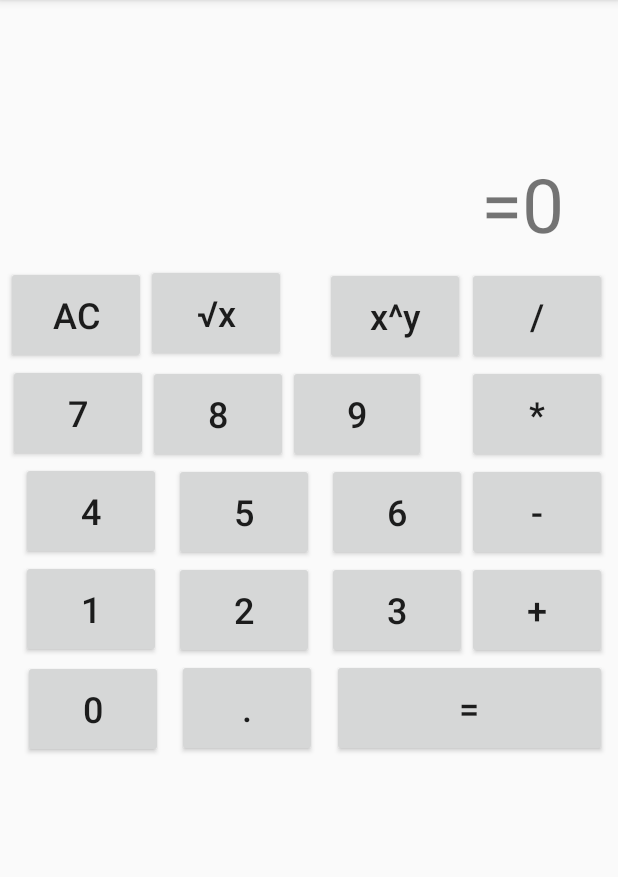
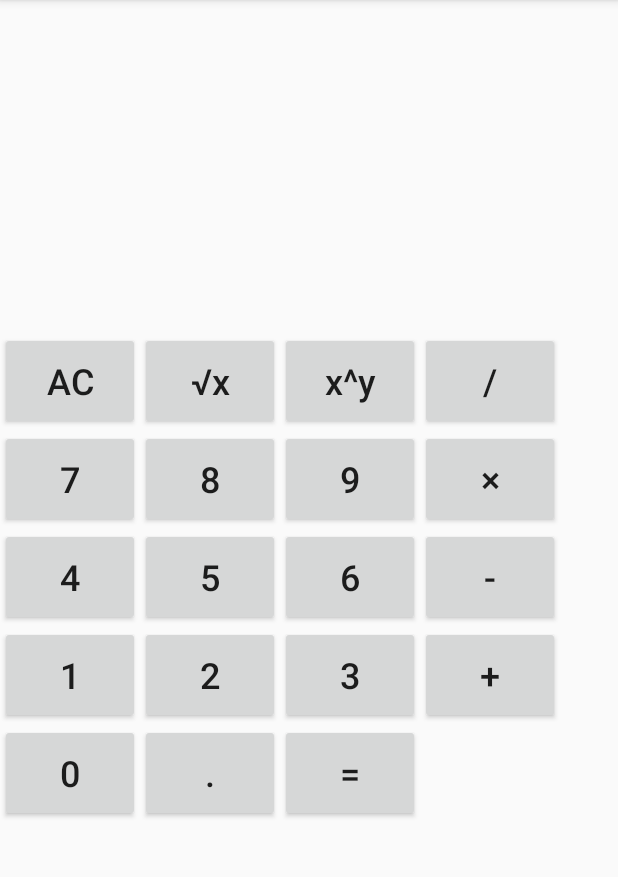
Before and after one commit to werainkhatri/My-Apps, an Android app: the screen it shows after launch (MainActivity), on a phone screen of 412 x 824 dp, the part 84-961 px from its top. Run offline under Robolectric (Android 15) with nearby library versions, the phone set to English and light mode, and no system bars.

Commit message:
Changed UI, Partial continuation feature added, x sign changed.

```diff
--- a/SimpleCalculator/app/src/main/res/layout/activity_main.xml
+++ b/SimpleCalculator/app/src/main/res/layout/activity_main.xml
@@ -8,18 +8,164 @@
 
     <TextView
         android:id="@+id/textOut"
-        android:layout_width="368dp"
-        android:layout_height="70dp"
-        android:layout_marginStart="8dp"
-        android:layout_marginTop="16dp"
-        android:layout_marginEnd="8dp"
-        android:text="=0"
+        android:layout_width="match_parent"
+        android:layout_height="60dp"
+        android:layout_marginTop="5dp"
+        android:layout_marginBottom="5dp"
         android:textAlignment="viewEnd"
         android:textSize="50dp"
-        app:layout_constraintEnd_toEndOf="parent"
-        app:layout_constraintHorizontal_bias="0.0"
-        app:layout_constraintStart_toStartOf="parent"
-        app:layout_constraintTop_toBottomOf="@+id/textView" />
+        app:layout_constraintBottom_toTopOf="@+id/tableLayout"
+        app:layout_constraintTop_toBottomOf="@+id/textView"
+        tools:layout_editor_absoluteX="8dp" />
+
+    <TextView
+        android:id="@+id/textView"
+        android:layout_width="match_parent"
+        android:layout_height="60dp"
+        android:layout_marginTop="80dp"
+        android:layout_marginBottom="5dp"
+        android:textAlignment="viewEnd"
+        android:textSize="50dp"
+        app:layout_constraintBottom_toTopOf="@+id/textOut"
+        app:layout_constraintTop_toTopOf="parent"
+        app:layout_constraintVertical_chainStyle="spread_inside"
+        tools:layout_editor_absoluteX="0dp" />
+
+    <TextView
+        android:id="@+id/textView2"
+        android:layout_width="match_parent"
+        android:layout_height="60dp"
+        android:layout_marginTop="15dp"
+        android:layout_marginBottom="5dp"
+        android:textAlignment="viewEnd"
+        android:textSize="50dp"
+        app:layout_constraintBottom_toTopOf="@+id/textView"
+        app:layout_constraintTop_toTopOf="parent"
+        tools:layout_editor_absoluteX="0dp" />
+
+    <TableLayout
+        android:id="@+id/tableLayout"
+        android:layout_width="373dp"
+        android:layout_height="333dp"
+        android:layout_marginTop="10dp"
+        app:layout_constraintTop_toBottomOf="@+id/textOut"
+        tools:layout_editor_absoluteX="16dp">
+
+        <TableRow
+            android:layout_width="match_parent"
+            android:layout_height="match_parent">
+
+            <Button
+                android:id="@+id/button11"
+                android:layout_width="93dp"
+                android:layout_height="65dp"
+                android:onClick="clearAll"
+                android:text="AC"
+                android:textSize="24sp"
+                tools:layout_editor_absoluteX="16dp"
+                tools:layout_editor_absoluteY="176dp" />
+
+            <Button
+                android:id="@+id/button15"
+                android:layout_width="93dp"
+                android:layout_height="65dp"
+                android:onClick="sqroot"
+                android:text="√x"
+                android:textAllCaps="false"
+                android:textSize="24sp"
+                tools:layout_editor_absoluteX="117dp"
+                tools:layout_editor_absoluteY="178dp" />
+
+            <Button
+                android:id="@+id/button14"
+                android:layout_width="93dp"
+                android:layout_height="65dp"
+                android:onClick="power"
+                android:text="x^y"
+                android:textAllCaps="false"
+                android:textSize="24sp"
+                tools:layout_editor_absoluteX="218dp"
+                tools:layout_editor_absoluteY="178dp" />
+
+            <Button
+                android:id="@+id/button8"
+                android:layout_width="93dp"
+                android:layout_height="65dp"
+                android:onClick="divide"
+                android:text="/"
+                android:textSize="24sp"
+                tools:layout_editor_absoluteX="312dp"
+                tools:layout_editor_absoluteY="178dp" />
+        </TableRow>
+
+        <TableRow
+            android:layout_width="match_parent"
+            android:layout_height="match_parent">
+
+            <Button
+                android:id="@+id/button7"
+                android:layout_width="93dp"
+                android:layout_height="65dp"
+                android:onClick="seven"
+                android:text="7"
+                android:textSize="24sp"
+                tools:layout_editor_absoluteX="14dp"
+                tools:layout_editor_absoluteY="241dp" />
+
+            <Button
+                android:id="@+id/button6"
+                android:layout_width="93dp"
+                android:layout_height="65dp"
+                android:onClick="eight"
+                android:text="8"
+                android:textSize="24sp"
+                tools:layout_editor_absoluteX="117dp"
+                tools:layout_editor_absoluteY="243dp" />
+
+            <Button
+                android:id="@+id/button5"
+                android:layout_width="92dp"
+                android:layout_height="65dp"
+                android:onClick="nine"
+                android:text="9"
+                android:textSize="24sp"
+                tools:layout_editor_absoluteX="219dp"
+                tools:layout_editor_absoluteY="243dp" />
+
+            <Button
+                android:id="@+id/button4"
+                android:layout_width="93dp"
+                android:layout_height="65dp"
+                android:onClick="multiply"
+                android:text="×"
+                android:textSize="24sp"
+                tools:layout_editor_absoluteX="312dp"
+                tools:layout_editor_absoluteY="243dp" />
+        </TableRow>
+
+        <TableRow
+            android:layout_width="match_parent"
+            android:layout_height="match_parent">
+
+            <Button
+                android:id="@+id/button3"
+                android:layout_width="93dp"
+                android:layout_height="65dp"
+                android:onClick="four"
+                android:text="4"
+                android:textSize="24sp"
+                tools:layout_editor_absoluteX="14dp"
+                tools:layout_editor_absoluteY="306dp" />
+
+            <Button
+                android:id="@+id/button26"
+                android:layout_width="93dp"
+                android:layout_height="65dp"
+                android:onClick="five"
+                android:text="5"
+                android:textSize="24sp"
+                tools:layout_editor_absoluteX="117dp"
+                tools:layout_editor_absoluteY="308dp" />
 
             <Button
                 android:id="@+id/button"
@@ -28,42 +174,79 @@
                 android:onClick="six"
                 android:text="6"
                 android:textSize="24sp"
-        app:layout_constraintEnd_toStartOf="@+id/button16"
-        app:layout_constraintTop_toBottomOf="@+id/button5" />
-
-    <Button
-        android:id="@+id/button15"
-        android:layout_width="93dp"
-        android:layout_height="65dp"
-        android:layout_marginTop="4dp"
-        android:onClick="sqroot"
-        android:text="√x"
-        android:textAllCaps="false"
-        android:textSize="24sp"
-        app:layout_constraintStart_toEndOf="@+id/button11"
-        app:layout_constraintTop_toBottomOf="@+id/textOut" />
+                tools:layout_editor_absoluteX="219dp"
+                tools:layout_editor_absoluteY="308dp" />
 
             <Button
                 android:id="@+id/button16"
                 android:layout_width="93dp"
                 android:layout_height="65dp"
-        android:layout_marginEnd="7dp"
                 android:onClick="sub"
                 android:text="-"
                 android:textSize="24sp"
-        app:layout_constraintEnd_toEndOf="parent"
-        app:layout_constraintTop_toBottomOf="@+id/button4" />
+                tools:layout_editor_absoluteX="312dp"
+                tools:layout_editor_absoluteY="309dp" />
+        </TableRow>
+
+        <TableRow
+            android:layout_width="match_parent"
+            android:layout_height="match_parent">
 
             <Button
-        android:id="@+id/button17"
-        android:layout_width="183dp"
+                android:id="@+id/button1"
+                android:layout_width="93dp"
                 android:layout_height="65dp"
-        android:layout_marginEnd="7dp"
-        android:onClick="equal"
-        android:text="="
+                android:onClick="one"
+                android:text="1"
                 android:textSize="24sp"
-        app:layout_constraintEnd_toEndOf="parent"
-        app:layout_constraintTop_toBottomOf="@+id/button21" />
+                tools:layout_editor_absoluteX="14dp"
+                tools:layout_editor_absoluteY="371dp" />
+
+            <Button
+                android:id="@+id/button23"
+                android:layout_width="93dp"
+                android:layout_height="65dp"
+                android:onClick="two"
+                android:text="2"
+                android:textSize="24sp"
+                tools:layout_editor_absoluteX="117dp"
+                tools:layout_editor_absoluteY="373dp" />
+
+            <Button
+                android:id="@+id/button22"
+                android:layout_width="93dp"
+                android:layout_height="65dp"
+                android:onClick="three"
+                android:text="3"
+                android:textSize="24sp"
+                tools:layout_editor_absoluteX="219dp"
+                tools:layout_editor_absoluteY="373dp" />
+
+            <Button
+                android:id="@+id/button21"
+                android:layout_width="93dp"
+                android:layout_height="65dp"
+                android:onClick="add"
+                android:text="+"
+                android:textSize="24sp"
+                tools:layout_editor_absoluteX="312dp"
+                tools:layout_editor_absoluteY="374dp" />
+
+        </TableRow>
+
+        <TableRow
+            android:layout_width="match_parent"
+            android:layout_height="match_parent">
+
+            <Button
+                android:id="@+id/button20"
+                android:layout_width="93dp"
+                android:layout_height="65dp"
+                android:onClick="zero"
+                android:text="0"
+                android:textSize="24sp"
+                tools:layout_editor_absoluteX="15dp"
+                tools:layout_editor_absoluteY="438dp" />
 
             <Button
                 android:id="@+id/button19"
@@ -72,183 +255,19 @@
                 android:onClick="decimal"
                 android:text="."
                 android:textSize="24sp"
-        app:layout_constraintEnd_toStartOf="@+id/button17"
-        app:layout_constraintStart_toEndOf="@+id/button20"
-        app:layout_constraintTop_toBottomOf="@+id/button23" />
+                tools:layout_editor_absoluteX="118dp"
+                tools:layout_editor_absoluteY="438dp" />
 
             <Button
-        android:id="@+id/button20"
-        android:layout_width="93dp"
+                android:id="@+id/button17"
+                android:layout_width="wrap_content"
                 android:layout_height="65dp"
-        android:layout_marginStart="5dp"
-        android:layout_marginTop="1dp"
-        android:onClick="zero"
-        android:text="0"
+                android:onClick="equal"
+                android:text="="
                 android:textSize="24sp"
-        app:layout_constraintEnd_toStartOf="@+id/button19"
-        app:layout_constraintStart_toStartOf="parent"
-        app:layout_constraintTop_toBottomOf="@+id/button24" />
+                tools:layout_editor_absoluteX="222dp"
+                tools:layout_editor_absoluteY="439dp" />
 
-    <Button
-        android:id="@+id/button21"
-        android:layout_width="93dp"
-        android:layout_height="65dp"
-        android:layout_marginEnd="7dp"
-        android:onClick="add"
-        android:text="+"
-        android:textSize="24sp"
-        app:layout_constraintEnd_toEndOf="parent"
-        app:layout_constraintTop_toBottomOf="@+id/button16" />
-
-    <Button
-        android:id="@+id/button22"
-        android:layout_width="93dp"
-        android:layout_height="65dp"
-        android:onClick="three"
-        android:text="3"
-        android:textSize="24sp"
-        app:layout_constraintEnd_toStartOf="@+id/button21"
-        app:layout_constraintTop_toBottomOf="@+id/button" />
-
-    <Button
-        android:id="@+id/button23"
-        android:layout_width="93dp"
-        android:layout_height="65dp"
-        android:onClick="two"
-        android:text="2"
-        android:textSize="24sp"
-        app:layout_constraintEnd_toStartOf="@+id/button22"
-        app:layout_constraintStart_toEndOf="@+id/button24"
-        app:layout_constraintTop_toBottomOf="@+id/button2" />
-
-    <Button
-        android:id="@+id/button24"
-        android:layout_width="93dp"
-        android:layout_height="65dp"
-        android:layout_marginStart="5dp"
-        android:onClick="one"
-        android:text="1"
-        android:textSize="24sp"
-        app:layout_constraintEnd_toStartOf="@+id/button23"
-        app:layout_constraintStart_toStartOf="parent"
-        app:layout_constraintTop_toBottomOf="@+id/button3" />
-
-    <Button
-        android:id="@+id/button2"
-        android:layout_width="93dp"
-        android:layout_height="65dp"
-        android:onClick="five"
-        android:text="5"
-        android:textSize="24sp"
-        app:layout_constraintEnd_toStartOf="@+id/button"
-        app:layout_constraintStart_toEndOf="@+id/button3"
-        app:layout_constraintTop_toBottomOf="@+id/button6" />
-
-    <Button
-        android:id="@+id/button3"
-        android:layout_width="93dp"
-        android:layout_height="65dp"
-        android:layout_marginStart="5dp"
-        android:onClick="four"
-        android:text="4"
-        android:textSize="24sp"
-        app:layout_constraintEnd_toStartOf="@+id/button2"
-        app:layout_constraintStart_toStartOf="parent"
-        app:layout_constraintTop_toBottomOf="@+id/button7" />
-
-    <Button
-        android:id="@+id/button4"
-        android:layout_width="93dp"
-        android:layout_height="65dp"
-        android:layout_marginEnd="7dp"
-        android:onClick="multiply"
-        android:text="*"
-        android:textSize="24sp"
-        app:layout_constraintEnd_toEndOf="parent"
-        app:layout_constraintTop_toBottomOf="@+id/button8" />
-
-    <Button
-        android:id="@+id/button5"
-        android:layout_width="92dp"
-        android:layout_height="65dp"
-        android:onClick="nine"
-        android:text="9"
-        android:textSize="24sp"
-        app:layout_constraintStart_toEndOf="@+id/button6"
-        app:layout_constraintTop_toBottomOf="@+id/button14" />
-
-    <Button
-        android:id="@+id/button6"
-        android:layout_width="93dp"
-        android:layout_height="65dp"
-        android:layout_marginTop="2dp"
-        android:onClick="eight"
-        android:text="8"
-        android:textSize="24sp"
-        app:layout_constraintEnd_toStartOf="@+id/button5"
-        app:layout_constraintStart_toEndOf="@+id/button7"
-        app:layout_constraintTop_toBottomOf="@+id/button15" />
-
-    <Button
-        android:id="@+id/button7"
-        android:layout_width="93dp"
-        android:layout_height="65dp"
-        android:layout_marginStart="5dp"
-        android:onClick="seven"
-        android:text="7"
-        android:textSize="24sp"
-        app:layout_constraintEnd_toStartOf="@+id/button6"
-        app:layout_constraintStart_toStartOf="parent"
-        app:layout_constraintTop_toBottomOf="@+id/button11" />
-
-    <Button
-        android:id="@+id/button8"
-        android:layout_width="93dp"
-        android:layout_height="65dp"
-        android:layout_marginTop="6dp"
-        android:layout_marginEnd="7dp"
-        android:onClick="divide"
-        android:text="/"
-        android:textSize="24sp"
-        app:layout_constraintEnd_toEndOf="parent"
-        app:layout_constraintTop_toBottomOf="@+id/textOut" />
-
-    <Button
-        android:id="@+id/button11"
-        android:layout_width="93dp"
-        android:layout_height="65dp"
-        android:layout_marginStart="4dp"
-        android:layout_marginTop="5dp"
-        android:onClick="clearAll"
-        android:text="AC"
-        android:textSize="24sp"
-        app:layout_constraintStart_toStartOf="parent"
-        app:layout_constraintTop_toBottomOf="@+id/textOut" />
-
-    <Button
-        android:id="@+id/button14"
-        android:layout_width="93dp"
-        android:layout_height="65dp"
-        android:layout_marginTop="6dp"
-        android:layout_marginEnd="1dp"
-        android:onClick="power"
-        android:text="x^y"
-        android:textAllCaps="false"
-        android:textSize="24sp"
-        app:layout_constraintEnd_toStartOf="@+id/button8"
-        app:layout_constraintTop_toBottomOf="@+id/textOut" />
-
-    <TextView
-        android:id="@+id/textView"
-        android:layout_width="368dp"
-        android:layout_height="70dp"
-        android:layout_marginStart="8dp"
-        android:layout_marginTop="16dp"
-        android:layout_marginEnd="8dp"
-        android:textAlignment="viewEnd"
-        android:textSize="50dp"
-        app:layout_constraintEnd_toEndOf="parent"
-        app:layout_constraintHorizontal_bias="0.0"
-        app:layout_constraintStart_toStartOf="parent"
-        app:layout_constraintTop_toTopOf="parent" />
+        </TableRow>
+    </TableLayout>
 </android.support.constraint.ConstraintLayout>
--- a/SimpleCalculator/build.gradle
+++ b/SimpleCalculator/build.gradle
@@ -7,7 +7,7 @@ buildscript {
         jcenter()
     }
     dependencies {
-        classpath 'com.android.tools.build:gradle:3.3.0'
+        classpath 'com.android.tools.build:gradle:3.3.1'
 
 
         // NOTE: Do not place your application dependencies here; they belong
```
Also changed, not shown: SimpleCalculator/app/src/main/java/com/example/werainkhatri/simplecalculator/MainActivity.java (+93 -58 lines). Lines whose indentation alone changed are shown as unchanged.
